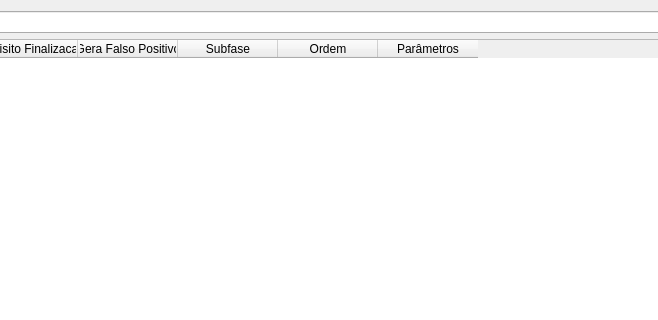
First picture: the form in uis/mModelProfiles.ui, repository dsgoficial/SAP_Gerente, before the edit; both pictures show x 234 to 892 and y 0 to 320 of the 982 by 462 pixel window.
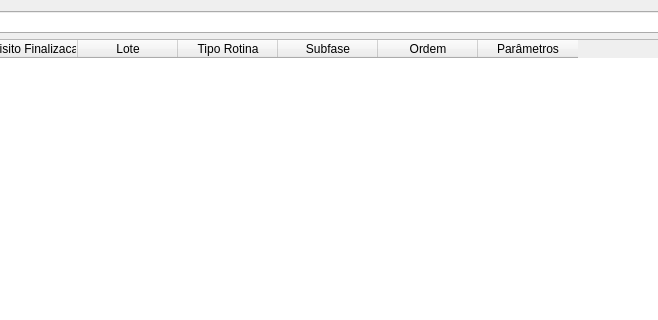
Second picture: the form after the edit.

Diff of the .ui file:
```diff
--- a/uis/mModelProfiles.ui
+++ b/uis/mModelProfiles.ui
@@ -36,7 +36,12 @@
      </column>
      <column>
       <property name="text">
-       <string>Gera Falso Positivo</string>
+       <string>Lote</string>
+      </property>
+     </column>
+     <column>
+      <property name="text">
+       <string>Tipo Rotina</string>
       </property>
      </column>
      <column>
```
